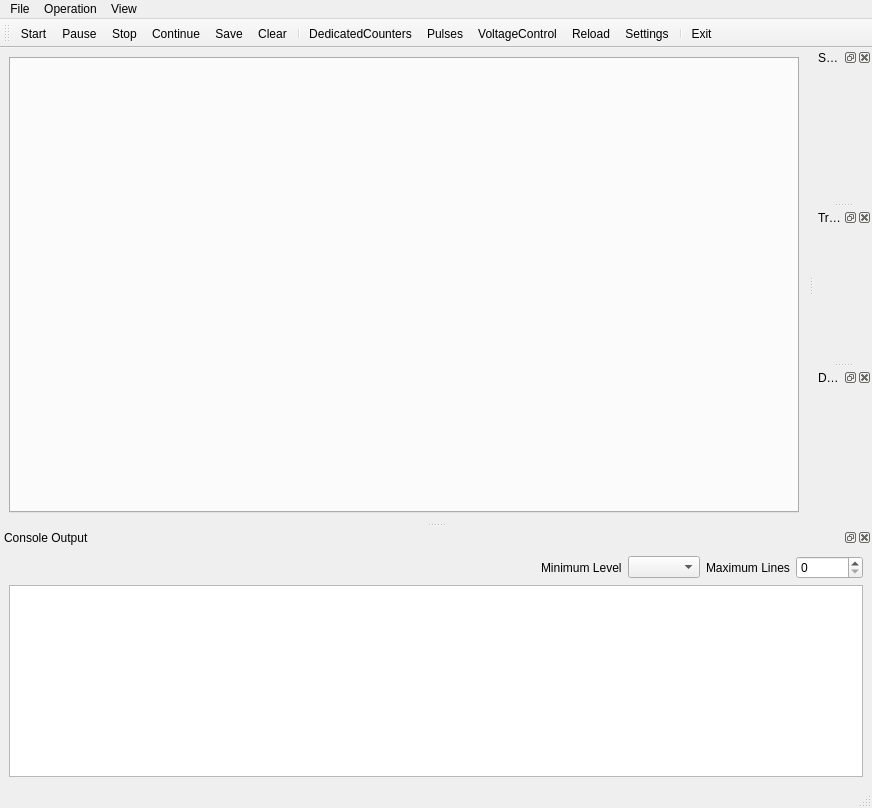
Old version of the form ui/Experiment.ui in the repository MonroeQuantumNetworks/IonControl.
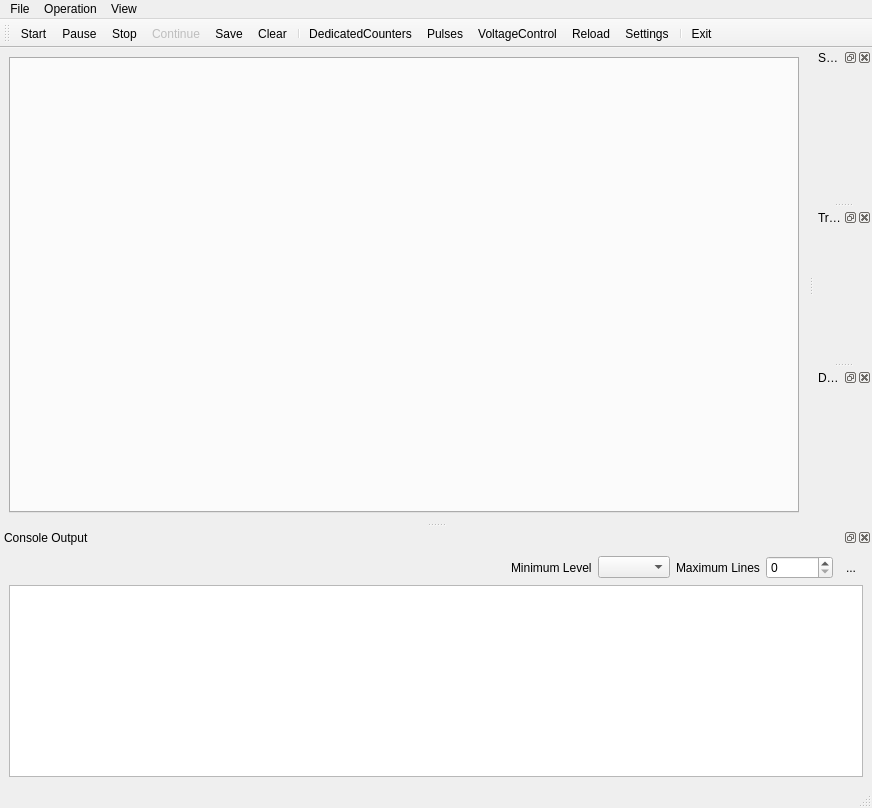
New version of the form. Icons and pictures are not drawn.

Commit message: clearConsole Button

The edit to the form file:
```diff
--- a/ui/Experiment.ui
+++ b/ui/Experiment.ui
@@ -145,6 +145,20 @@
          </property>
         </widget>
        </item>
+       <item>
+        <widget class="QToolButton" name="consoleClearButton">
+         <property name="text">
+          <string>...</string>
+         </property>
+         <property name="icon">
+          <iconset resource="Experiment.qrc">
+           <normaloff>:/kde/icons/edit_clear.png</normaloff>:/kde/icons/edit_clear.png</iconset>
+         </property>
+         <property name="autoRaise">
+          <bool>true</bool>
+         </property>
+        </widget>
+       </item>
       </layout>
      </item>
      <item>
@@ -276,6 +290,9 @@
    </property>
   </action>
   <action name="actionContinue">
+   <property name="enabled">
+    <bool>false</bool>
+   </property>
    <property name="icon">
     <iconset resource="Experiment.qrc">
      <normaloff>:/kde/icons/player_fwd.png</normaloff>:/kde/icons/player_fwd.png</iconset>
```
Left out of the diff: 30 changed lines with no effect on the pictures. The commit also changes 1 other file.
